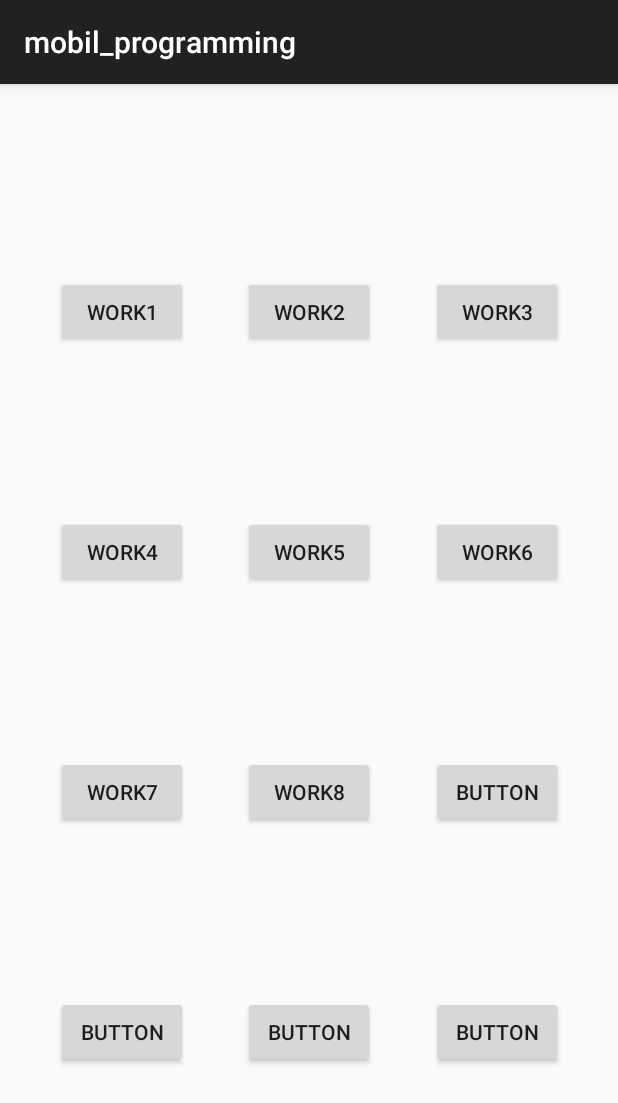
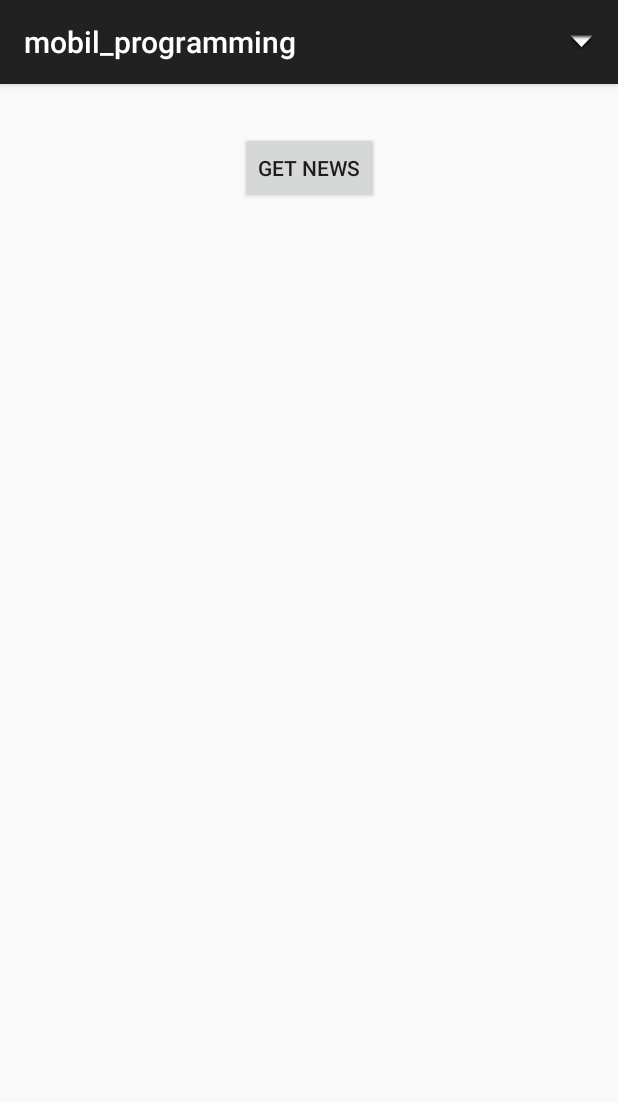
Before and after one commit to Maslan34/Mobil_Programming, an Android app: the screen it shows after launch (MainActivity before the commit, work8 after it), after a tap on "WORK8", on a phone screen of 412 x 824 dp. Shown: the top 1103 px of the screen. Run offline under Robolectric (Android 15) with nearby library versions, the phone set to English and light mode, and no system bars; our stand-ins replace Volley; network calls fail.

Commit message:
added work8

```diff
--- a/mobil_programming/app/src/main/java/com/example/mobil_programming/MainActivity.java
+++ b/mobil_programming/app/src/main/java/com/example/mobil_programming/MainActivity.java
@@ -51,7 +51,7 @@ public class MainActivity extends AppCompatActivity {
             startActivity(intent);
         }
         else if (R.id.btn_work8 == objId) {
-            intent = new Intent(MainActivity.this, work7.class);
+            intent = new Intent(MainActivity.this, work8.class);
             startActivity(intent);
         }
         else {
--- /dev/null
+++ b/mobil_programming/app/src/main/java/com/example/mobil_programming/work8.java
@@ -0,0 +1,111 @@
+package com.example.mobil_programming;
+
+import androidx.appcompat.app.AppCompatActivity;
+
+import android.os.Bundle;
+import android.util.Log;
+import android.view.Menu;
+import android.view.MenuItem;
+import android.view.View;
+import android.widget.ArrayAdapter;
+import android.widget.Button;
+import android.widget.ListView;
+import android.widget.Toast;
+
+import com.android.volley.Request;
+import com.android.volley.RequestQueue;
+import com.android.volley.Response;
+import com.android.volley.VolleyError;
+import com.android.volley.toolbox.StringRequest;
+import com.android.volley.toolbox.Volley;
+
+import org.jsoup.Jsoup;
+import org.jsoup.nodes.Document;
+import org.jsoup.nodes.Element;
+import org.jsoup.select.Elements;
+
+import java.io.IOException;
+import java.util.ArrayList;
+
+
+public class work8 extends AppCompatActivity implements View.OnClickListener {
+
+    Button btnNews;
+    ListView lvList;
+
+    Document doc;
+    @Override
+
+    protected void onCreate(Bundle savedInstanceState ){
+
+        super.onCreate(savedInstanceState);
+        setContentView(R.layout.activity_work8);
+
+        btnNews=findViewById(R.id.btn_get_news);
+
+        lvList = findViewById(R.id.lv_news);
+
+        btnNews.setOnClickListener(this);
+
+        String URL = "http://vrarch.org/en";
+
+
+        RequestQueue queue= Volley.newRequestQueue(this);
+        StringRequest request=new StringRequest(Request.Method.GET, URL,
+                new Response.Listener<String>() {
+                    @Override
+                    public void onResponse(String response) {
+                        doc=Jsoup.parse(response);
+                        System.out.println("here");
+                        Toast.makeText(getApplicationContext(),"Downloading completed succesfully",Toast.LENGTH_SHORT).show();
+                    }
+                }, new Response.ErrorListener() {
+            @Override
+            public void onErrorResponse(VolleyError error) {
+                Log.e("Error",error.getMessage());
+            }
+        });
+        queue.add(request);
+
+
+    }
+
+
+
+    @Override
+    public void onClick(View view) {
+
+        ArrayList<String> list=new ArrayList<>();
+
+        Element downSection = doc.getElementById("down-section");
+        Elements divs = downSection.children();
+
+        for (Element element:divs) {
+
+            Elements subDiv = element.children();
+            Element mainDiv = subDiv.first();
+            Elements h6Elements = mainDiv.getElementsByTag("h6");
+            Element h6 = h6Elements.first();
+            Element aElement = h6.getElementsByTag("a").first();
+
+            //System.out.println(" Content: " + aElement.text());
+            list.add( aElement.text());
+
+        }
+        ArrayAdapter<String> adapter = new ArrayAdapter<>(this, android.R.layout.simple_list_item_1, list);
+        lvList.setAdapter(adapter);
+
+
+
+    }
+
+    public boolean onCreateOptionsMenu(Menu menu) {
+        // Inflate the menu; this adds items to the action bar if it is present.
+        getMenuInflater().inflate(R.menu.main_menu, menu);
+        return true;
+    }
+    public void go_back(MenuItem item) {
+        onBackPressed(); // Geri butonuna tıklandığında geri gitme işlevi
+    }
+
+}
--- a/mobil_programming/app/src/main/res/layout/activity_main.xml
+++ b/mobil_programming/app/src/main/res/layout/activity_main.xml
@@ -105,7 +105,7 @@
         android:id="@+id/btn_work8"
         android:layout_width="wrap_content"
         android:layout_height="wrap_content"
-        android:onClick="go_Work"
+        android:onClick="goWork"
         android:text="WORK8"
         app:layout_constraintBottom_toTopOf="@+id/button4"
         app:layout_constraintEnd_toStartOf="@+id/button2"
--- /dev/null
+++ b/mobil_programming/app/src/main/res/layout/activity_work8.xml
@@ -0,0 +1,26 @@
+<?xml version="1.0" encoding="utf-8"?>
+<androidx.constraintlayout.widget.ConstraintLayout xmlns:android="http://schemas.android.com/apk/res/android"
+    xmlns:app="http://schemas.android.com/apk/res-auto"
+    xmlns:tools="http://schemas.android.com/tools"
+    android:layout_width="match_parent"
+    android:layout_height="match_parent">
+
+    <ListView
+        android:id="@+id/lv_news"
+        android:layout_width="409dp"
+        android:layout_height="729dp"
+        android:layout_marginTop="24dp"
+        app:layout_constraintEnd_toEndOf="parent"
+        app:layout_constraintTop_toBottomOf="@+id/btn_get_news" />
+
+    <Button
+        android:id="@+id/btn_get_news"
+        android:layout_width="wrap_content"
+        android:layout_height="wrap_content"
+        android:layout_marginTop="32dp"
+        android:text="Get News"
+        app:layout_constraintEnd_toEndOf="parent"
+        app:layout_constraintHorizontal_bias="0.5"
+        app:layout_constraintStart_toStartOf="parent"
+        app:layout_constraintTop_toTopOf="parent" />
+</androidx.constraintlayout.widget.ConstraintLayout>
--- a/mobil_programming/app/src/main/res/values/strings.xml
+++ b/mobil_programming/app/src/main/res/values/strings.xml
@@ -20,5 +20,6 @@
     <string name="plate_konya">42</string>
     <string name="gaziantep"> Güneydoğu Anadolu Bölgesi nde yer alan Gaziantep, zengin mutfağı ve tarihi eserleri ile ünlüdür. Aynı zamanda önemli bir sanayi ve ticaret merkezidir.</string>
     <string name="plate_gaziantep">27</string>
+    <string name="title_activity_maps">MapsActivity</string>
 
 </resources>
```
Also changed, not shown: mobil_programming/app/build.gradle.kts (+5 -4 lines), mobil_programming/app/src/main/AndroidManifest.xml (+65 -43 lines), mobil_programming/app/src/main/java/com/example/mobil_programming/work7.java (+1 -6 lines).
